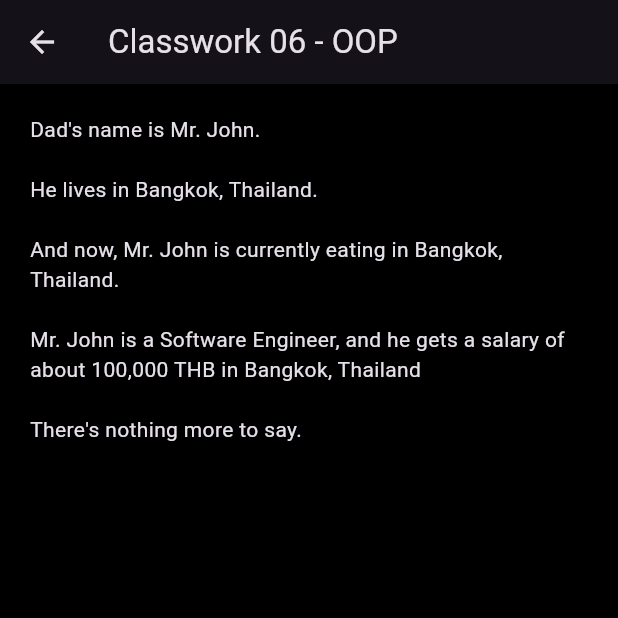
After one commit to maetace/we563_w02_oop, a Flutter app: the Classwork06 screen opened by its route, on a phone screen of 412 x 824 dp, the top half of it. The commit adds this screen. Run offline on Flutter 3.47's test engine with Material 3 defaults, Android fonts, the phone set to English and light mode, and no system bars.

Commit message:
Chapter 06: OOP

```diff
--- a/lib/pages/classworks/classwork_05.dart
+++ b/lib/pages/classworks/classwork_05.dart
@@ -67,12 +67,12 @@ class Classwork05 extends StatelessWidget {
   @override
   Widget build(BuildContext context) {
     List<String> results = [];
-    for (int i = 6; i >= 0; i--) {
+    for (int i = 6; i >= 1; i--) {
       results.add(function(i));
     }
 
     return Scaffold(
-      appBar: AppBar(title: const Text('Classwork 04 - Loops')),
+      appBar: AppBar(title: const Text('Classwork 05 - Functions')),
       body: Padding(
         padding: const EdgeInsets.all(20),
         child: ListView.builder(
--- /dev/null
+++ b/lib/pages/classworks/classwork_06.dart
@@ -0,0 +1,105 @@
+import 'package:flutter/material.dart';
+
+class Classwork06 extends StatelessWidget {
+  const Classwork06({super.key});
+
+  String function(int i) {
+    var title = 'Mr.';
+    var firstName = 'John';
+    var address = 'Bangkok, Thailand';
+    Person dad = Person(title: title, firstName: firstName, address: address);
+    var employee = Employee(
+      firstName: 'John',
+      address: 'Bangkok, Thailand',
+      title: 'Mr.',
+      position: 'Software Engineer',
+      salary: '100,000 THB',
+    );
+
+    if (i == 1) {
+      return 'Dad\'s name is ${dad.title} ${dad.firstName}.';
+    } else if (i == 2) {
+      return 'He lives in ${dad.address}.';
+    } else if (i == 3) {
+      return 'And now, ${dad.title} ${dad.firstName} is currently ${dad.eat()} in ${dad.address}.';
+    } else if (i == 4) {
+      return '${employee.title} ${employee.firstName} is a ${employee.position}, and he gets a salary of about ${employee.salary} in ${employee.address}';
+    } else {
+      return 'There\'s nothing more to say.';
+    }
+  }
+
+  @override
+  Widget build(BuildContext context) {
+    List<String> results = [];
+    for (int i = 1; i <= 5; i++) {
+      results.add(function(i));
+    }
+
+    return Scaffold(
+      appBar: AppBar(title: const Text('Classwork 06 - OOP')),
+      body: Padding(
+        padding: const EdgeInsets.all(20),
+        child: ListView.builder(
+          itemCount: results.length,
+          itemBuilder:
+              (context, index) => Padding(
+                padding: const EdgeInsets.only(bottom: 20),
+                child: Text(results[index]),
+              ),
+        ),
+      ),
+    );
+  }
+}
+
+class Person {
+  String? firstName;
+  String? title;
+  String? address;
+
+  Person({required String this.firstName, this.address, this.title});
+
+  String eat() {
+    return 'eating';
+  }
+
+  void walk() {}
+  void run() {}
+}
+
+class Employee extends Person {
+  String? position;
+  String? salary;
+
+  Employee({
+    required super.firstName,
+    super.address,
+    super.title,
+    this.position,
+    this.salary,
+  });
+
+  void work() {}
+  void takeBreak() {}
+}
+
+class Car {
+  int? numberOfWheels;
+  int? numberOfDoors;
+
+  void start() {}
+  void stop() {}
+  void accelerate() {}
+  void brake() {}
+}
+
+class FacebookPost {
+  String? postDate;
+  String? postTitle;
+  String? postDescription;
+
+  int like() {
+    return 0;
+  }
+}
--- a/lib/pages/sitemap_page.dart
+++ b/lib/pages/sitemap_page.dart
@@ -11,6 +11,7 @@ class SitemapPage extends StatelessWidget {
       {'title': 'Classwork 03 - Operators', 'route': '/classwork_03'},
       {'title': 'Classwork 04 - Loops', 'route': '/classwork_04'},
       {'title': 'Classwork 05 - Functions', 'route': '/classwork_05'},
+      {'title': 'Classwork 06 - OOP', 'route': '/classwork_06'},
     ];
 
     return Scaffold(
--- a/lib/router.dart
+++ b/lib/router.dart
@@ -5,6 +5,7 @@ import 'pages/classworks/classwork_02.dart';
 import 'pages/classworks/classwork_03.dart';
 import 'pages/classworks/classwork_04.dart';
 import 'pages/classworks/classwork_05.dart';
+import 'pages/classworks/classwork_06.dart';
 
 class AppRouter {
   static Route<dynamic> generateRoute(RouteSettings settings) {
@@ -21,6 +22,8 @@ class AppRouter {
         return MaterialPageRoute(builder: (_) => const Classwork04());
       case '/classwork_05':
         return MaterialPageRoute(builder: (_) => const Classwork05());
+      case '/classwork_06':
+        return MaterialPageRoute(builder: (_) => const Classwork06());
       default:
         return MaterialPageRoute(
           builder:
```
